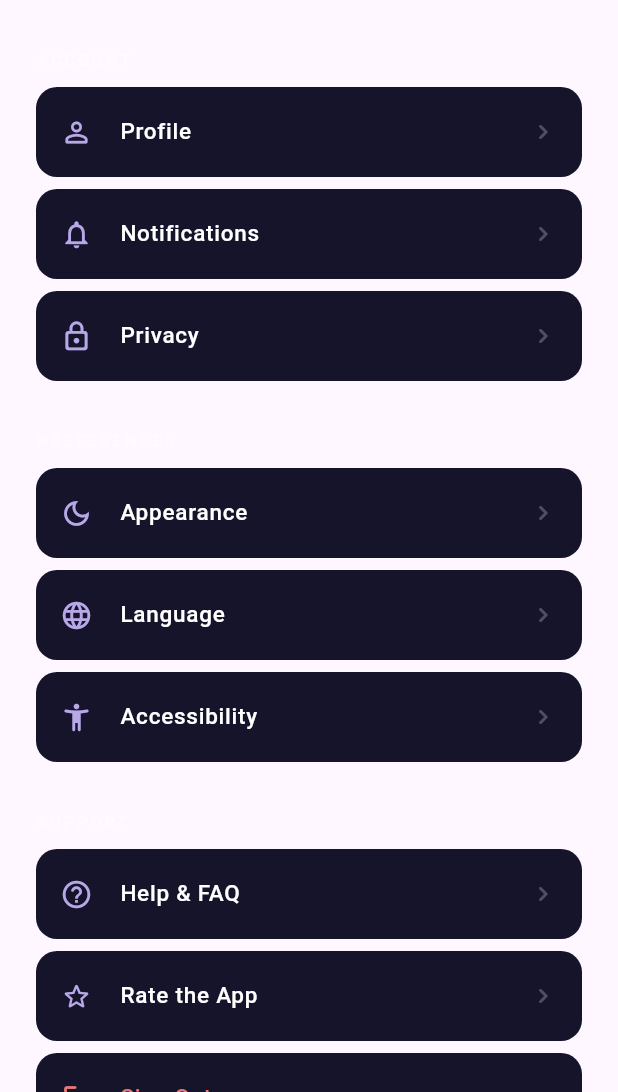
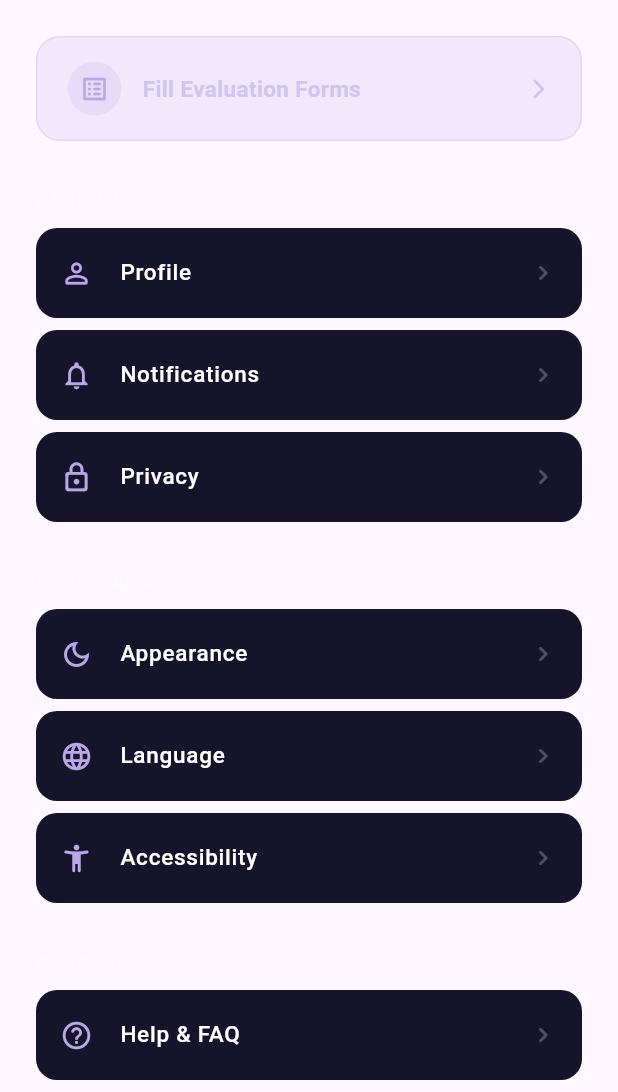
Before and after one commit to Ziadehab1/brainapp, a Flutter app: the MoreScreen widget shown alone on an empty page, opened directly, on a phone screen of 412 x 824 dp, the part 144-1236 px from its top. Run offline on Flutter 3.47's test engine with Material 3 defaults, Android fonts, the phone set to English and light mode, and no system bars; our stand-ins replace audioplayers, flip_card, video_player.

Commit message:
feat: integrate FormHomePage into MoreScreen for evaluation forms access

```diff
--- a/lib/features/more_screen/more_screen.dart
+++ b/lib/features/more_screen/more_screen.dart
@@ -1,5 +1,6 @@
 import 'package:flutter/material.dart';
 import 'package:brainapp/core/constants/constants.dart';
+import 'package:brainapp/features/forms/form_home_page.dart';
 
 class MoreScreen extends StatelessWidget {
   const MoreScreen({super.key});
@@ -61,6 +62,57 @@ class MoreScreen extends StatelessWidget {
                   ],
                 ),
               ],
+            ),
+            const SizedBox(height: 24),
+            GestureDetector(
+              onTap: () => Navigator.push(
+                context,
+                MaterialPageRoute(builder: (_) => const FormHomePage()),
+              ),
+              child: Container(
+                width: double.infinity,
+                padding: const EdgeInsets.symmetric(horizontal: 20, vertical: 16),
+                decoration: BoxDecoration(
+                  color: AppColors.primary.withValues(alpha: 0.18),
+                  borderRadius: BorderRadius.circular(16),
+                  border: Border.all(
+                    color: AppColors.primary.withValues(alpha: 0.3),
+                    width: 1,
+                  ),
+                ),
+                child: Row(
+                  children: [
+                    Container(
+                      width: 36,
+                      height: 36,
+                      decoration: BoxDecoration(
+                        shape: BoxShape.circle,
+                        color: AppColors.primary.withValues(alpha: 0.2),
+                      ),
+                      child: const Icon(
+                        Icons.list_alt_rounded,
+                        color: AppColors.primary,
+                        size: 20,
+                      ),
+                    ),
+                    const SizedBox(width: 14),
+                    const Text(
+                      'Fill Evaluation Forms',
+                      style: TextStyle(
+                        color: AppColors.primaryLight,
+                        fontSize: 15,
+                        fontWeight: FontWeight.w600,
+                      ),
+                    ),
+                    const Spacer(),
+                    Icon(
+                      Icons.arrow_forward_ios_rounded,
+                      color: AppColors.primary.withValues(alpha: 0.6),
+                      size: 16,
+                    ),
+                  ],
+                ),
+              ),
             ),
             const SizedBox(height: 32),
             _SectionLabel('ACCOUNT'),
```
Also changed, not shown: lib/features/forms/form_home_page.dart (+277 -0 lines).
